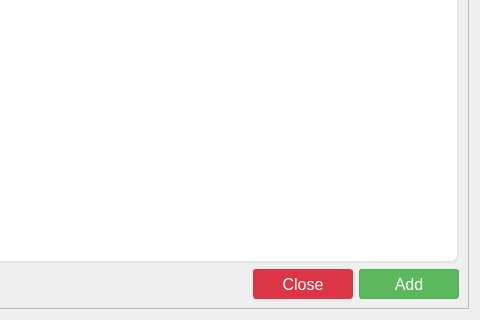
The window that ui/suppliers_dialog.ui (michael-halim/pos) describes before a commit, drawn with Qt 5; both pictures show x 520 to 1000 and y 280 to 600 of the 1000 by 600 pixel window.
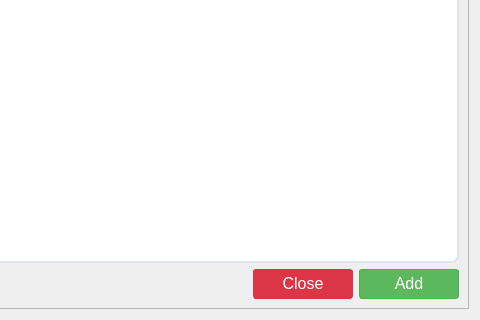
The same window after the commit. Icons and pictures are not drawn.

Commit message: Patch#37: Added Logs - Added Logs for Products - Added Logs for Suppliers - Added Logs for Categories - Added Logs for Transactions - Added Logs for Users - Added or Update Icon Size

Patch:
```diff
--- a/ui/suppliers_dialog.ui
+++ b/ui/suppliers_dialog.ui
@@ -263,7 +263,7 @@
     border-radius: 3px;
     margin: 0.25rem;
 	opacity: 0.55;
-
+	padding-bottom: 2px;
 }
 </string>
   </property>
@@ -559,6 +559,12 @@
              <iconset>
               <normaloff>../assets/close.png</normaloff>../assets/close.png</iconset>
             </property>
+            <property name="iconSize">
+             <size>
+              <width>12</width>
+              <height>12</height>
+             </size>
+            </property>
            </widget>
           </item>
           <item>
@@ -600,8 +606,8 @@
             </property>
             <property name="iconSize">
              <size>
-              <width>18</width>
-              <height>18</height>
+              <width>14</width>
+              <height>14</height>
              </size>
             </property>
            </widget>
```
The commit also changes 32 other files.
